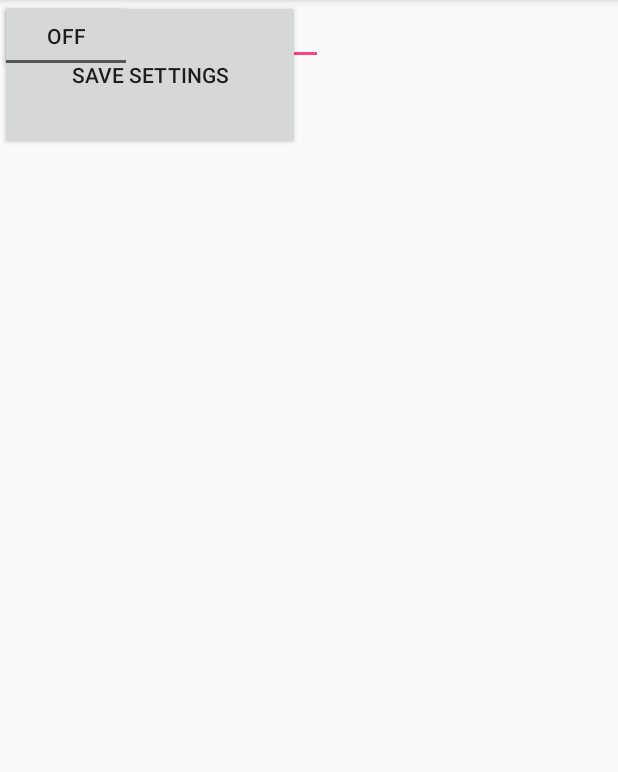
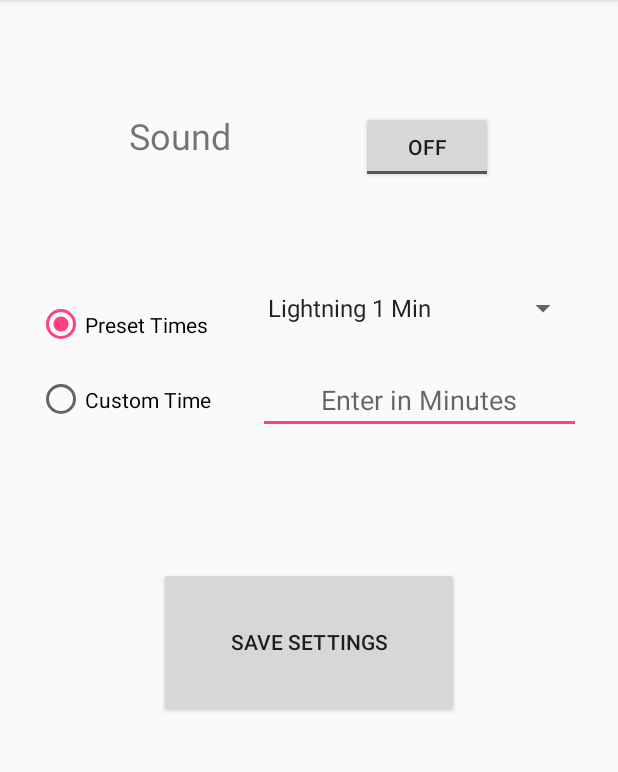
Before and after one commit to neo750a/MainRepo, an Android app: the Settings screen opened directly, with no data from a screen before it, on a phone screen of 412 x 824 dp, the part 84-856 px from its top. Run offline under Robolectric (Android 15) with nearby library versions, the phone set to English and light mode, and no system bars.

Commit message:
radio buttons + spinner
updated settings menu with radio buttons and a spinner
locked orientation for all activities in the xml of each activity

```diff
--- a/ArguileChessClock/app/src/main/AndroidManifest.xml
+++ b/ArguileChessClock/app/src/main/AndroidManifest.xml
@@ -9,15 +9,18 @@
         android:roundIcon="@mipmap/ic_launcher_round"
         android:supportsRtl="true"
         android:theme="@style/AppTheme">
-        <activity android:name=".MainActivity">
+        <activity android:name=".MainActivity"
+            android:screenOrientation="portrait">
             <intent-filter>
                 <action android:name="android.intent.action.MAIN" />
 
                 <category android:name="android.intent.category.LAUNCHER" />
             </intent-filter>
         </activity>
-        <activity android:name=".Settings" />
-        <activity android:name=".play"></activity>
+        <activity android:name=".Settings"
+            android:screenOrientation="portrait"></activity>
+        <activity android:name=".play"
+            android:screenOrientation="landscape"></activity>
     </application>
 
 </manifest>
--- a/ArguileChessClock/app/src/main/java/com/lencorp/com/arguilechessclock/Settings.java
+++ b/ArguileChessClock/app/src/main/java/com/lencorp/com/arguilechessclock/Settings.java
@@ -4,13 +4,21 @@ import android.content.Intent;
 import android.support.v7.app.AppCompatActivity;
 import android.os.Bundle;
 import android.view.View;
+import android.widget.AdapterView;
+import android.widget.ArrayAdapter;
 import android.widget.Button;
 import android.widget.EditText;
+import android.widget.RadioButton;
+import android.widget.Spinner;
+import android.widget.Toast;
 
 public class Settings extends AppCompatActivity {
 
     Button btnSave;
     EditText etTime;
+
+    Spinner spTime;
+    ArrayAdapter<CharSequence> adapter;
 
     @Override
     protected void onCreate(Bundle savedInstanceState) {
@@ -19,21 +27,70 @@ public class Settings extends AppCompatActivity {
 
         btnSave = (Button) findViewById(R.id.btnSave);
         etTime = (EditText) findViewById(R.id.etTime);
+        spTime = (Spinner) findViewById(R.id.spTime);
+
+
+        //parameters context, string array to use, layout of spinner item
+        adapter = ArrayAdapter.createFromResource(this,R.array.default_game_times, android.R.layout.simple_spinner_item);
+        //layout of dropdown items when selecting
+        adapter.setDropDownViewResource(android.R.layout.simple_spinner_dropdown_item);
+        //set adapter to spinner object
+        spTime.setAdapter(adapter);
+
+        //handles when an item is selected on the spinner
+        spTime.setOnItemSelectedListener(new AdapterView.OnItemSelectedListener() {
+            @Override
+            public void onItemSelected(AdapterView<?> parent, View view, int position, long id) {
+                //pop up that displays selected drop down item
+                Toast.makeText(getBaseContext(), parent.getItemAtPosition(position)+ " selected.", Toast.LENGTH_LONG).show();
+            }
+
+            @Override
+            public void onNothingSelected(AdapterView<?> adapterView) {
+
+            }
+        });
+
+    }
+
+    public void OnRadioButtonClicked(View v)
+    {
+        //is button checked?
+        boolean checked = ((RadioButton) v).isChecked();
+
+        //check which radio button was clicked
+        switch(v.getId())
+        {
+            case R.id.rbCustomTime:
+                if(checked == true)
+                {
+                    etTime.setEnabled(true);
+                    spTime.setEnabled(false);
+                }
+                break;
+            case R.id.rbPresetTimes:
+                if(checked == true)
+                {
+                    etTime.setEnabled(false);
+                    spTime.setEnabled(true);
+                }
+                break;
+        }
     }
 
     public void SaveSettings(View v)
     {
         //get data from edit text
-        long data = Long.parseLong(etTime.getText().toString());
+        long customTime = Long.parseLong(etTime.getText().toString());
 
         //time in seconds
-        data = data * 1000;
+        customTime = customTime * 10000;
 
         //create an intent to call main activity
         Intent myIntent = new Intent(this, MainActivity.class);
 
         //supply intent with extra to pass data to second activity
-        myIntent.putExtra("key1", data);
+        myIntent.putExtra("key1", customTime);
 
         //start activity by intent
         startActivity(myIntent);
--- a/ArguileChessClock/app/src/main/res/layout/activity_settings.xml
+++ b/ArguileChessClock/app/src/main/res/layout/activity_settings.xml
@@ -11,14 +11,19 @@
     <EditText
         android:id="@+id/etTime"
         android:layout_width="215dp"
-        android:layout_height="43dp"
+        android:layout_height="40dp"
+        android:layout_marginBottom="8dp"
+        android:layout_marginTop="32dp"
+        android:digits="0123456789."
         android:ems="10"
-        android:hint="Enter Time"
-        android:digits="0123456789."
+        android:hint="Enter in Minutes"
         android:inputType="numberDecimal"
         android:textAlignment="center"
-        tools:layout_editor_absoluteY="234dp"
-        tools:layout_editor_absoluteX="85dp" />
+        app:layout_constraintBottom_toTopOf="@+id/btnSave"
+        app:layout_constraintLeft_toRightOf="@+id/radioGroup"
+        app:layout_constraintRight_toRightOf="parent"
+        app:layout_constraintTop_toBottomOf="@+id/spTime"
+        app:layout_constraintVertical_bias="0.0" />
 
     <Button
         android:id="@+id/btnSave"
@@ -26,14 +31,76 @@
         android:layout_height="100dp"
         android:onClick="SaveSettings"
         android:text="Save Settings"
-        tools:layout_editor_absoluteX="92dp"
-        tools:layout_editor_absoluteY="374dp" />
+        app:layout_constraintRight_toRightOf="parent"
+        app:layout_constraintLeft_toLeftOf="parent"
+        app:layout_constraintTop_toTopOf="parent"
+        android:layout_marginTop="378dp"
+        app:layout_constraintBottom_toBottomOf="parent"
+        android:layout_marginBottom="8dp"
+        app:layout_constraintVertical_bias="0.0" />
 
     <ToggleButton
         android:id="@+id/toggleButton"
         android:layout_width="wrap_content"
         android:layout_height="wrap_content"
         android:text="ToggleButton"
-        tools:layout_editor_absoluteX="148dp"
-        tools:layout_editor_absoluteY="117dp" />
+        app:layout_constraintRight_toRightOf="parent"
+        app:layout_constraintLeft_toRightOf="@+id/textView"
+        app:layout_constraintTop_toTopOf="parent"
+        android:layout_marginTop="74dp" />
+
+    <TextView
+        android:id="@+id/textView"
+        android:layout_width="73dp"
+        android:layout_height="30dp"
+        android:text="Sound"
+        android:textAlignment="center"
+        android:textSize="24sp"
+        app:layout_constraintRight_toLeftOf="@+id/toggleButton"
+        app:layout_constraintLeft_toLeftOf="parent"
+        app:layout_constraintTop_toTopOf="parent"
+        android:layout_marginTop="74dp" />
+
+    <Spinner
+        android:id="@+id/spTime"
+        android:layout_width="215dp"
+        android:layout_height="0dp"
+        app:layout_constraintRight_toRightOf="parent"
+        app:layout_constraintLeft_toRightOf="@+id/radioGroup"
+        app:layout_constraintHorizontal_bias="0.466"
+        android:layout_marginTop="71dp"
+        app:layout_constraintTop_toBottomOf="@+id/toggleButton" />
+
+    <RadioGroup
+        android:layout_width="wrap_content"
+        android:layout_height="100dp"
+        android:id="@+id/radioGroup"
+        app:layout_constraintRight_toLeftOf="@+id/etTime"
+        app:layout_constraintLeft_toLeftOf="parent"
+        app:layout_constraintBottom_toTopOf="@+id/btnSave"
+        app:layout_constraintTop_toBottomOf="@+id/textView">
+
+        <RadioButton
+            android:id="@+id/rbPresetTimes"
+            android:layout_width="123dp"
+            android:layout_height="32dp"
+            android:layout_weight="1"
+            android:checked="true"
+            android:text="Preset Times"
+            android:onClick="OnRadioButtonClicked"
+            tools:layout_editor_absoluteX="16dp"
+            tools:layout_editor_absoluteY="146dp" />
+
+
+        <RadioButton
+            android:id="@+id/rbCustomTime"
+            android:layout_width="123dp"
+            android:layout_height="wrap_content"
+            android:layout_weight="1"
+            android:text="Custom Time"
+            android:onClick="OnRadioButtonClicked"
+            tools:layout_editor_absoluteX="16dp"
+            tools:layout_editor_absoluteY="209dp" />
+    </RadioGroup>
+
 </android.support.constraint.ConstraintLayout>
--- a/ArguileChessClock/app/src/main/res/values/strings.xml
+++ b/ArguileChessClock/app/src/main/res/values/strings.xml
@@ -1,3 +1,17 @@
 <resources>
     <string name="app_name">Arguile Chess Clock</string>
+    <string name="select_time">Select Time</string>
+    <string-array name="default_game_times">
+        <item>Lightning 1 Min</item>
+        <item>Bullet 2 Min</item>
+        <item>Bullet 3 Min</item>
+        <item>Bullet 4 Min</item>
+        <item>Blitz 5 Min</item>
+        <item>Blitz 6 Min</item>
+        <item>Blitz 7 Min</item>
+        <item>Blitz 8 Min</item>
+        <item>Blitz 9 Min</item>
+        <item>Blitz 10 Min</item>
+    </string-array>
+
 </resources>
```
